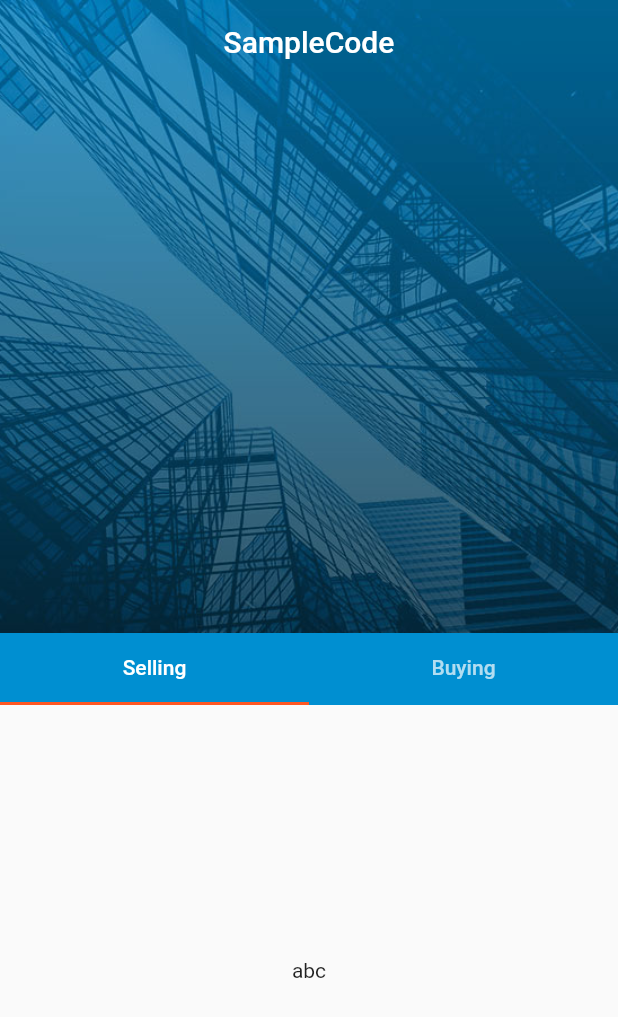
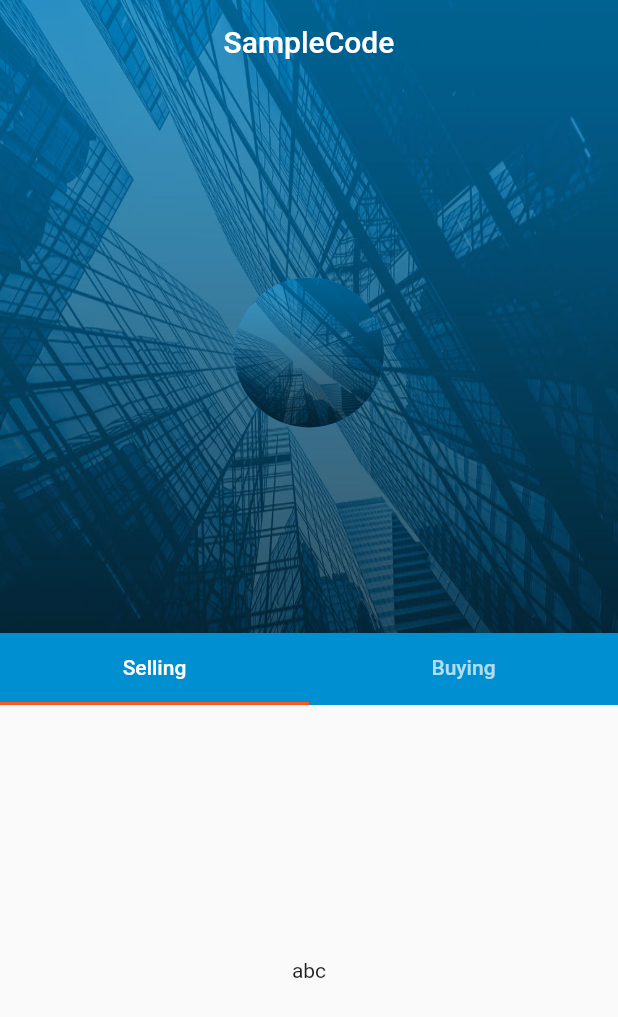
Before and after one commit to raviganwal/portfolio, a Flutter app: the screen it shows after launch, on a phone screen of 412 x 824 dp. Shown: the top 1017 px of the screen. Run offline on Flutter 3.47's test engine with Material 2 defaults, Android fonts, the phone set to English and light mode, and no system bars.

Commit message:
First Commit

```diff
--- a/lib/Portfolio.dart
+++ b/lib/Portfolio.dart
@@ -45,17 +45,28 @@ class _PortfolioState extends State<Portfolio> {
                       collapseMode: CollapseMode.parallax,
                       background: Container(
                         child: Stack(
+                          fit: StackFit.expand,
                           children: <Widget>[
                             Image.asset(
                               'assets/images/background.jpg',
                               width: MediaQuery.of(context).size.width,
                               height: MediaQuery.of(context).size.height,
                               colorBlendMode: BlendMode.darken,
-                              fit: MediaQuery.of(context).orientation ==
-                                      Orientation.portrait
-                                  ? BoxFit.cover
-                                  : BoxFit.fill,
+                              fit: BoxFit.fill,
                             ),
+                            Center(
+                              child: Column(
+                                crossAxisAlignment: CrossAxisAlignment.center,
+                                mainAxisAlignment: MainAxisAlignment.center,
+                                children: <Widget>[
+                                  CircleAvatar(
+                                    radius: 50.0,
+                                    backgroundImage: AssetImage(
+                                        "assets/images/background.jpg"),
+                                  ),
+                                ],
+                              ),
+                            )
                           ],
                         ),
                       ),
```
